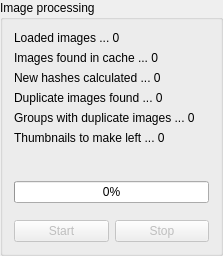
Qt form doppelganger/resources/ui/processinggroupbox.ui (max-dw-i/myfyrio) before a commit.
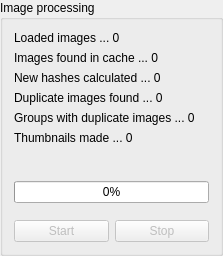
The same form after that commit.

Commit message: Rewrite function '_make_thumbnails

```diff
--- a/doppelganger/resources/ui/processinggroupbox.ui
+++ b/doppelganger/resources/ui/processinggroupbox.ui
@@ -118,7 +118,7 @@
       <item>
        <widget class="QLabel" name="thumbnailsLbl">
         <property name="text">
-         <string>Thumbnails to make left ... 0</string>
+         <string>Thumbnails made ... 0</string>
         </property>
         <property name="alias" stdset="0">
          <string>thumbnails</string>
```
The commit also changes 2 other files.
